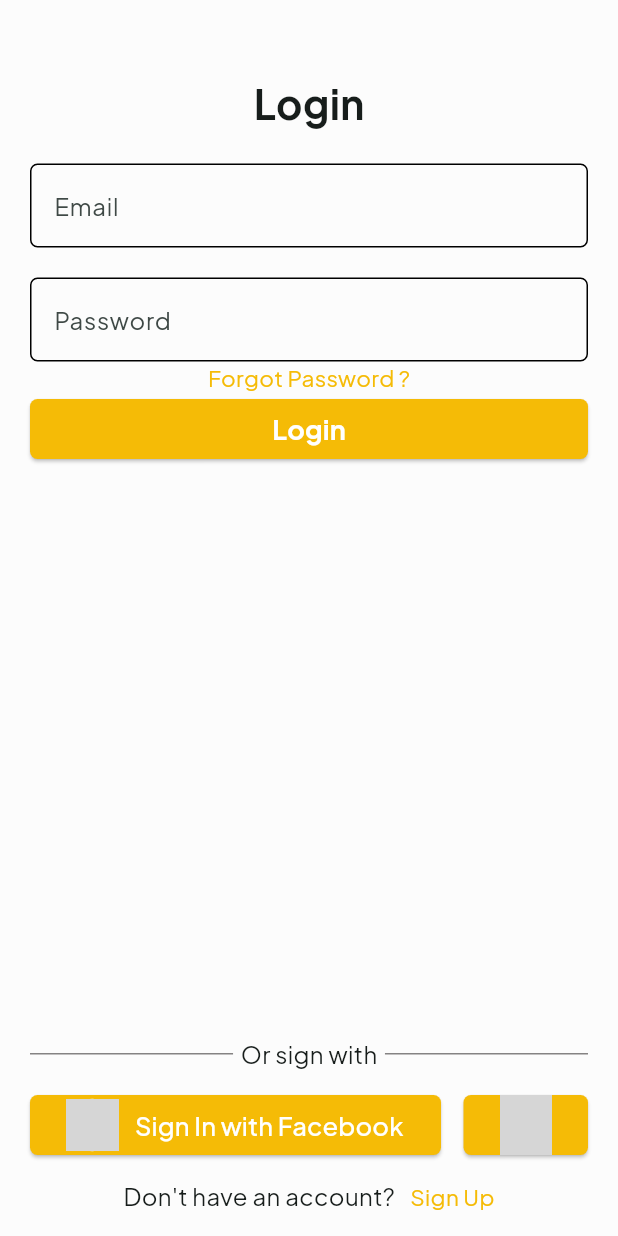
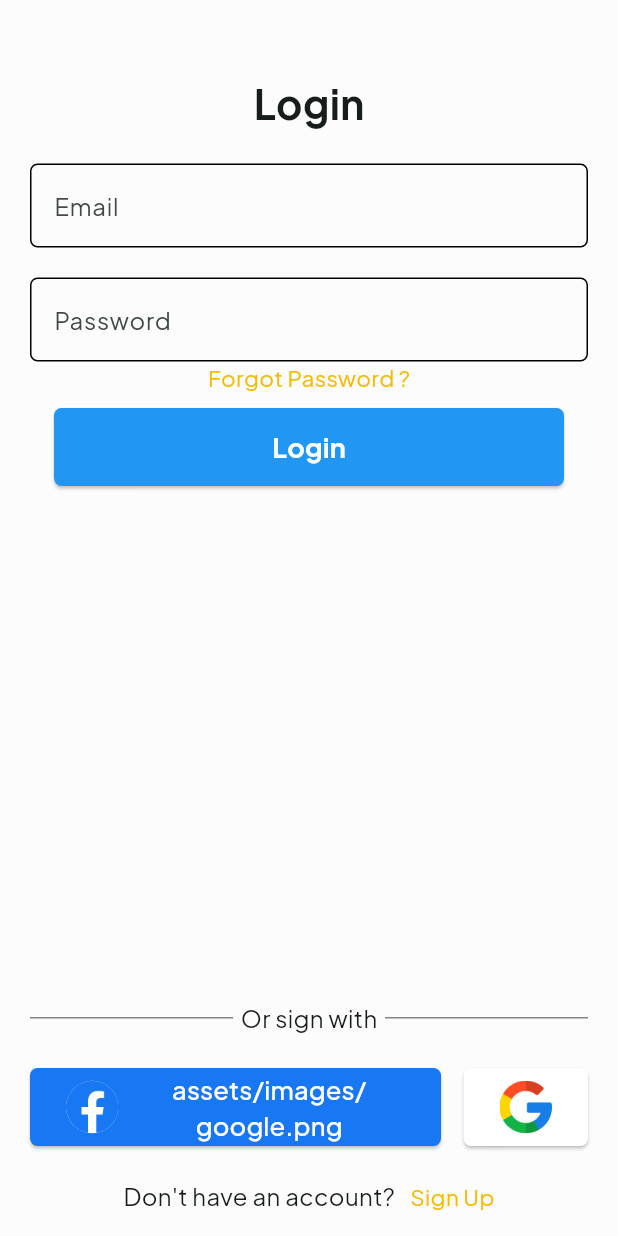
Before and after one commit to ShimaaElnaggar/Edu_Vesta, a Flutter app: the screen it shows after launch, after a tap on "Skip", after a tap on "login", on a phone screen of 412 x 824 dp. Run offline on Flutter 3.47's test engine with Material 3 defaults, Android fonts, the phone set to English and light mode, and no system bars; our stand-ins replace firebase_auth, firebase_core, flutter_bloc, shared_preferences; accounts and stored records are empty; grey boxes are pictures that could not be loaded.

Commit message:
fix issues

```diff
--- a/lib/utils/image_utility.dart
+++ b/lib/utils/image_utility.dart
@@ -6,4 +6,6 @@ class ImageUtility{
   static const String frame = '${_path}frame.png';
   static const String offlineAccess = '${_path}offline_access.png';
   static const String progressTracking = '${_path}progress_tracking.png';
+  static const String facebook = '${_path}facebook.png';
+  static const String google = '${_path}google.png';
 }
--- a/lib/views/On Boarding/on_boarding_view.dart
+++ b/lib/views/On Boarding/on_boarding_view.dart
@@ -156,7 +156,6 @@ class _OnBoardingViewState extends State<OnBoardingView> {
           padding: const EdgeInsets.symmetric(vertical: 15, horizontal: 20),
           child: CustomElevatedButton(
             onPressed: onLogin,
-            fixedSize: const Size(double.maxFinite, 50),
             child: const Text(
               'login',
               style: TextStyle(fontSize: 18, fontWeight: FontWeight.bold),
--- a/lib/widgets/auth/auth_templete_widget.dart
+++ b/lib/widgets/auth/auth_templete_widget.dart
@@ -1,4 +1,5 @@
 import 'package:edu_vesta/utils/color_utility.dart';
+import 'package:edu_vesta/utils/image_utility.dart';
 import 'package:edu_vesta/views/Login/login_view.dart';
 import 'package:edu_vesta/views/Sign%20UP/sign_up_view.dart';
 import 'package:edu_vesta/widgets/custom_elevated_button.dart';
@@ -69,6 +70,8 @@ class _AuthTemplateWidgetState extends State<AuthTemplateWidget> {
                 children: [
                   Expanded(
                     child: CustomElevatedButton(
+                      horizontal: 0,
+                        backgroundColor: const Color(0xff1877f2),
                         child: Row(
                           mainAxisAlignment: MainAxisAlignment.center,
                           children: [
@@ -78,7 +81,7 @@ class _AuthTemplateWidgetState extends State<AuthTemplateWidget> {
                               decoration: const BoxDecoration(
                                   color: Colors.white, shape: BoxShape.circle),
                               child: Image.asset(
-                                'assets/images/facebook-64.png',
+                                ImageUtility.facebook,
                                 width: 80,
                                 height: 80,
                               ),
@@ -86,7 +89,7 @@ class _AuthTemplateWidgetState extends State<AuthTemplateWidget> {
                             const SizedBox(width: 10),
                             const Expanded(
                               child: Text(
-                                'Sign In with Facebook',
+                                ImageUtility.google,
                                 textAlign: TextAlign.center,
                                 style: TextStyle(fontSize: 17),
                               ),
@@ -99,6 +102,8 @@ class _AuthTemplateWidgetState extends State<AuthTemplateWidget> {
                     width: 15,
                   ),
                   CustomElevatedButton(
+                    horizontal: 0,
+                    backgroundColor: Colors.white,
                     onPressed: () {},
                     child: Image.asset(
                       'assets/images/google.png',
--- a/lib/widgets/custom_elevated_button.dart
+++ b/lib/widgets/custom_elevated_button.dart
@@ -4,26 +4,37 @@ import 'package:flutter/material.dart';
 class CustomElevatedButton extends StatelessWidget {
   final void Function()? onPressed;
   final Widget child;
-  final Size? fixedSize;
+  final double? width;
+  final Color? backgroundColor;
+  final Color? foregroundColor;
+  final double? horizontal;
   const CustomElevatedButton(
       {required this.onPressed,
       required this.child,
-      this.fixedSize,
+      this.width,
+      this.backgroundColor = Colors.blue,
+      this.foregroundColor = Colors.white,
+      this.horizontal = 16.0,
       super.key});
 
   @override
   Widget build(BuildContext context) {
-    return ElevatedButton(
-      onPressed: onPressed,
-      style: ElevatedButton.styleFrom(
-        backgroundColor: ColorUtility.secondary,
-        fixedSize: fixedSize,
-        foregroundColor: Colors.white,
-        shape: RoundedRectangleBorder(
-          borderRadius: BorderRadius.circular(5),
-        ),
+    return Padding(
+      padding: EdgeInsets.symmetric(vertical: 10, horizontal: horizontal ?? 20),
+      child: SizedBox(
+        width: width,
+        height: 52,
+        child: ElevatedButton(
+            onPressed: onPressed,
+            style: ElevatedButton.styleFrom(
+              backgroundColor: backgroundColor ?? ColorUtility.secondary,
+              foregroundColor: foregroundColor ?? Colors.white,
+              shape: RoundedRectangleBorder(
+                borderRadius: BorderRadius.circular(5),
+              ),
+            ),
+            child: child),
       ),
-      child: child
     );
   }
 }
```
Also changed, not shown: assets/images/facebook.png (added), assets/images/google.png (added).
